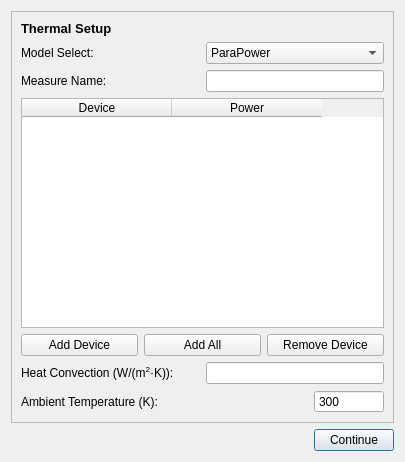
The window that qt/ui/thermalSetup.ui (e3da/PowerSynth2-gui) describes before a commit, drawn with Qt 5.
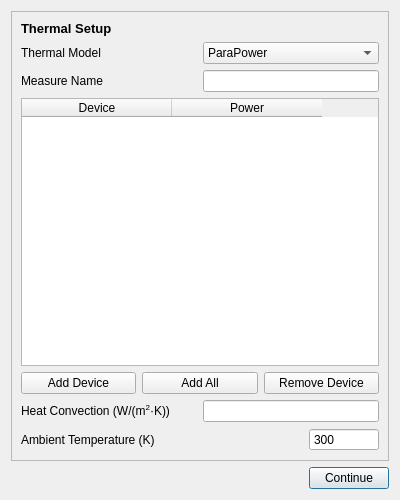
The same window after the commit.

```diff
--- a/qt/ui/thermalSetup.ui
+++ b/qt/ui/thermalSetup.ui
@@ -6,10 +6,16 @@
    <rect>
     <x>0</x>
     <y>0</y>
-    <width>405</width>
-    <height>462</height>
+    <width>400</width>
+    <height>500</height>
    </rect>
   </property>
+  <property name="minimumSize">
+   <size>
+    <width>350</width>
+    <height>400</height>
+   </size>
+  </property>
   <property name="windowTitle">
    <string>Thermal Setup</string>
   </property>
@@ -28,7 +34,7 @@
         <item>
          <widget class="QLabel" name="label_26">
           <property name="text">
-           <string>Measure Name:</string>
+           <string>Measure Name</string>
           </property>
          </widget>
         </item>
@@ -56,7 +62,7 @@
         <item>
          <widget class="QLabel" name="label_27">
           <property name="text">
-           <string>&lt;html&gt;&lt;head/&gt;&lt;body&gt;&lt;p&gt;Heat Convection (W/(m&lt;span style=&quot; vertical-align:super;&quot;&gt;2&lt;/span&gt;·K)):&lt;/p&gt;&lt;/body&gt;&lt;/html&gt;</string>
+           <string>&lt;html&gt;&lt;head/&gt;&lt;body&gt;&lt;p&gt;Heat Convection (W/(m&lt;span style=&quot; vertical-align:super;&quot;&gt;2&lt;/span&gt;·K))&lt;/p&gt;&lt;/body&gt;&lt;/html&gt;</string>
           </property>
          </widget>
         </item>
@@ -77,7 +83,7 @@
         <item>
          <widget class="QLabel" name="label_28">
           <property name="text">
-           <string>Ambient Temperature (K):</string>
+           <string>Ambient Temperature (K)</string>
           </property>
          </widget>
         </item>
@@ -183,7 +189,7 @@
         <item>
          <widget class="QLabel" name="label_25">
           <property name="text">
-           <string>Model Select:</string>
+           <string>Thermal Model</string>
           </property>
          </widget>
         </item>
```
